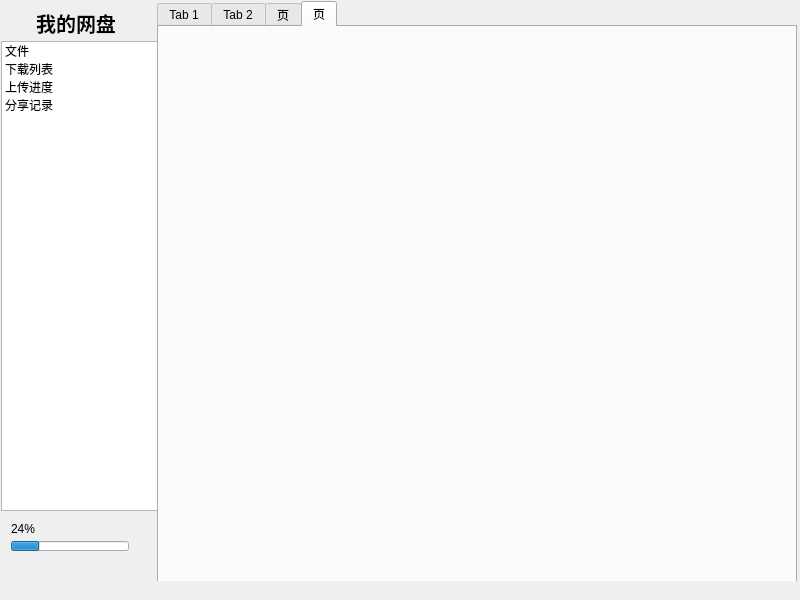
This is mainWindow.ui in lisongqian/netDiskClient as Qt 5 draws it before an edit. The edited form follows.
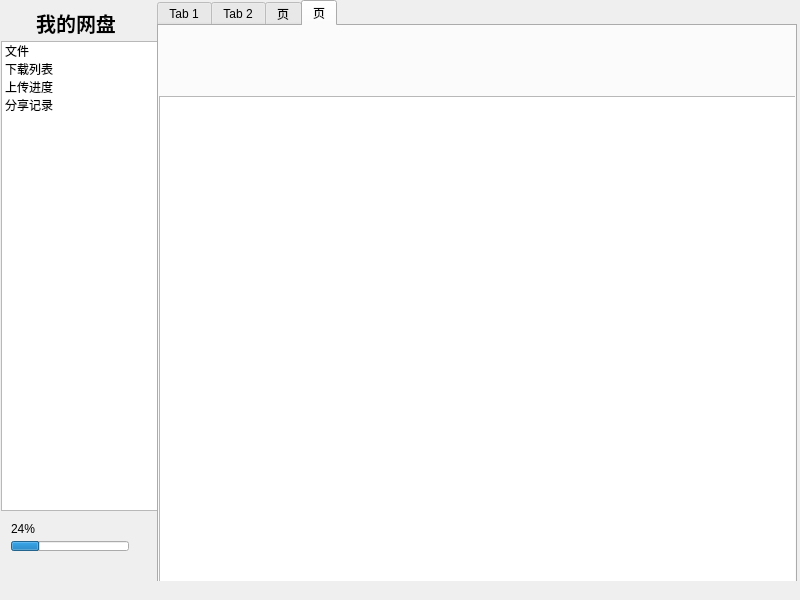
This is the edited form. The open tabs and pages were chosen to show the change. Icons and pictures are not drawn.

```diff
--- a/mainWindow.ui
+++ b/mainWindow.ui
@@ -175,7 +175,7 @@
     <property name="geometry">
      <rect>
       <x>157</x>
-      <y>1</y>
+      <y>0</y>
       <width>640</width>
       <height>600</height>
      </rect>
@@ -266,6 +266,16 @@
      <attribute name="title">
       <string>页</string>
      </attribute>
+     <widget class="QTableView" name="shareTableView">
+      <property name="geometry">
+       <rect>
+        <x>0</x>
+        <y>70</y>
+        <width>640</width>
+        <height>500</height>
+       </rect>
+      </property>
+     </widget>
     </widget>
    </widget>
   </widget>
```
Left out of the diff: 20 changed lines with no effect on the pictures.
